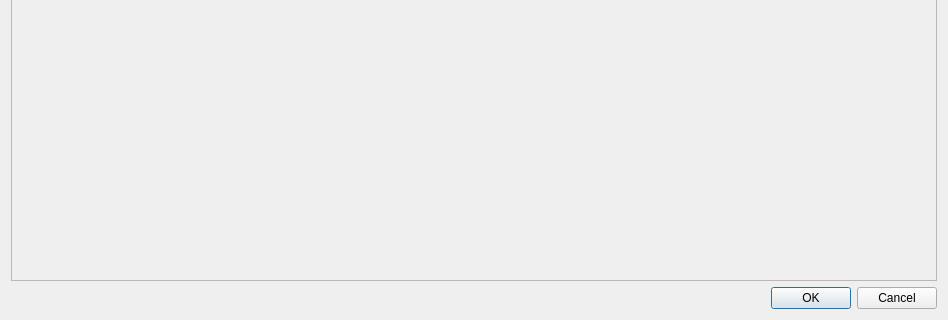
Above: src/IDlgCreateMap.ui from ntruchsess/QLandkarteGT before the change; both pictures show x 0 to 948 and y 421 to 741 of the 948 by 741 pixel window. Below: the same form after it.
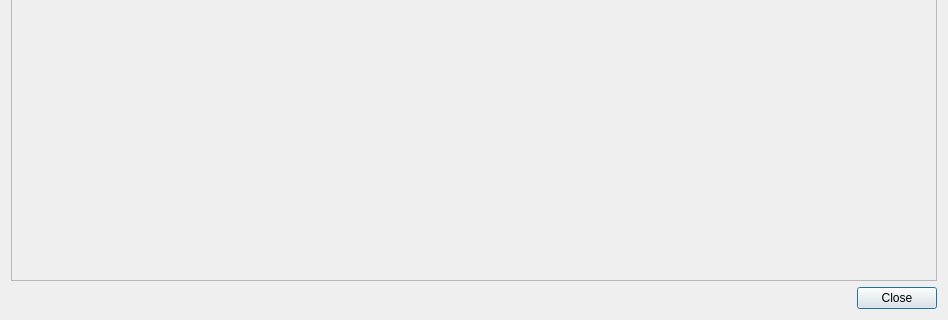
That is the form after the change.

The edit to the form file:
```diff
--- a/src/IDlgCreateMap.ui
+++ b/src/IDlgCreateMap.ui
@@ -66,7 +66,7 @@
       <enum>Qt::Horizontal</enum>
      </property>
      <property name="standardButtons" >
-      <set>QDialogButtonBox::Cancel|QDialogButtonBox::NoButton|QDialogButtonBox::Ok</set>
+      <set>QDialogButtonBox::Close</set>
      </property>
     </widget>
    </item>
```
